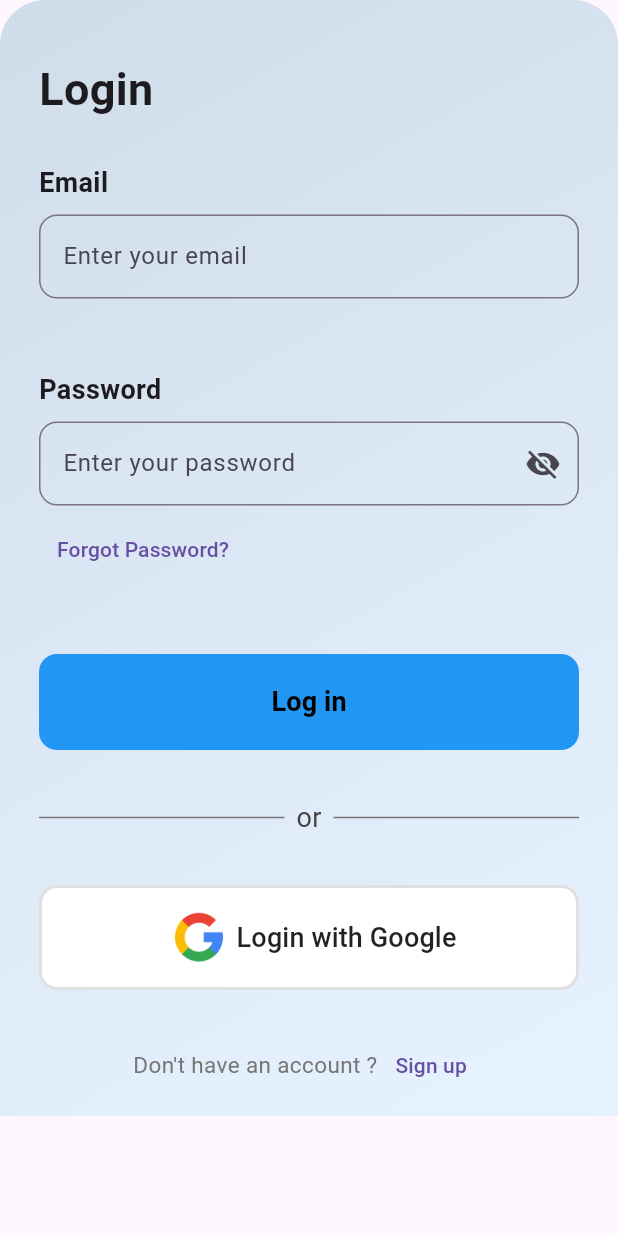
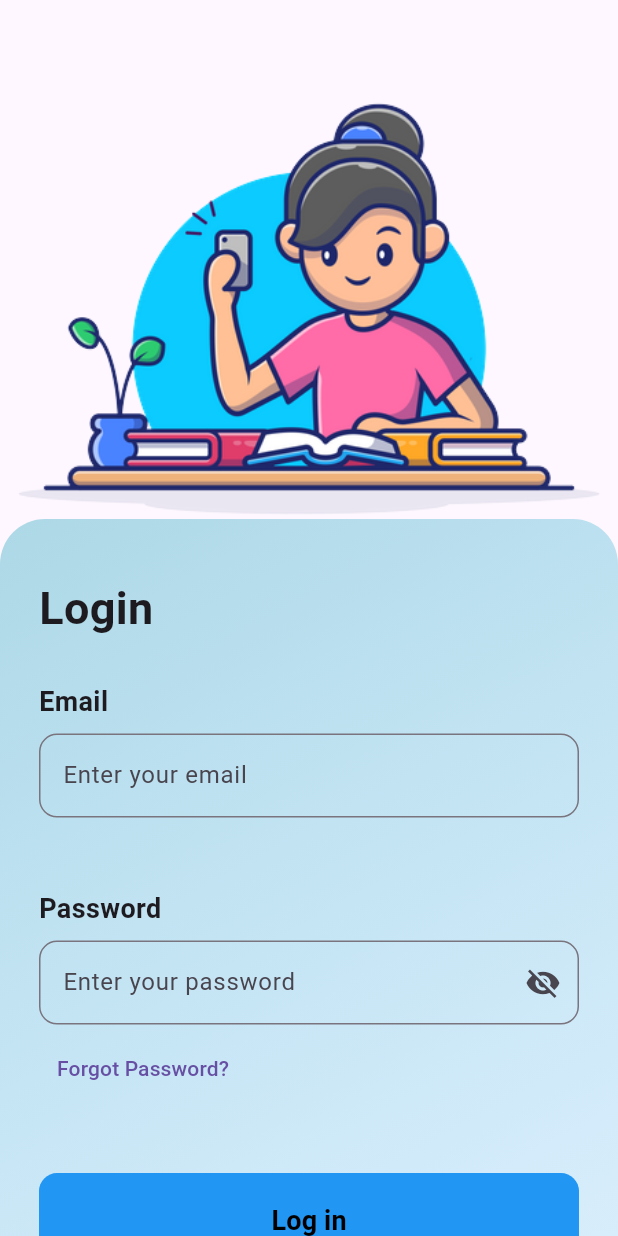
Before and after one commit to Mohamed-Ahmed-Esmat/CodeAlpha_FlashCard_Quiz_App, a Flutter app: the SignUp screen opened directly, after a tap on "Sign Up", after a tap on "Login", on a phone screen of 412 x 824 dp. Run offline on Flutter 3.47's test engine with Material 3 defaults, Android fonts, the phone set to English and light mode, and no system bars; our stand-ins replace cloud_firestore, firebase_auth, firebase_core, flip_card, flutter_spinkit, get and 2 more; missing offline and left inert: sa4_migration_kit; accounts and stored records are empty.

Commit message:
improved some styles in the login

```diff
--- a/lib/pages/landing_page.dart
+++ b/lib/pages/landing_page.dart
@@ -1,5 +1,4 @@
 import 'package:flash_card_quiz_app/pages/login.dart';
-import 'package:flash_card_quiz_app/pages/signup.dart';
 import 'package:flutter/material.dart';
 
 class LandingPage extends StatelessWidget {
@@ -14,7 +13,7 @@ class LandingPage extends StatelessWidget {
           mainAxisAlignment: MainAxisAlignment.center,
           children: [
             const Text(
-              'Welcome to Flashcards & Quizzes App',
+              'Welcome to Flashcards App',
               style: TextStyle(
                 fontSize: 40,
                 fontWeight: FontWeight.bold,
--- a/lib/pages/login.dart
+++ b/lib/pages/login.dart
@@ -99,6 +99,9 @@ class _LoginPageState extends State<LoginPage> {
                 child: Center(
                   child: Column(
                     children: [
+                      const Image(
+                          image: AssetImage(
+                              "assets/images/student_holding_phone.png")),
                       Container(
                         padding: const EdgeInsets.all(10.0),
                         decoration: const BoxDecoration(
@@ -110,7 +113,7 @@ class _LoginPageState extends State<LoginPage> {
                             begin: Alignment.topLeft,
                             end: Alignment.bottomRight,
                             colors: [
-                              Color(0x6082AFC4),
+                              Color(0xFFADD8E6),
                               Color(0x50B4E7FF),
                             ],
                           ),
@@ -210,7 +213,7 @@ class _LoginPageState extends State<LoginPage> {
                                     //   ),
                                     // );
                                   },
-                                  child: Text("Forgot Password?"),
+                                  child: const Text("Forgot Password?"),
                                 ),
                               ),
                               const SizedBox(height: 30),
@@ -335,7 +338,7 @@ class _LoginPageState extends State<LoginPage> {
                                     onPressed: () {
                                       Navigator.of(context).pushReplacement(
                                         MaterialPageRoute(
-                                          builder: (context) => SignUp(),
+                                          builder: (context) => const SignUp(),
                                         ),
                                       );
                                     },
--- a/lib/pages/signup.dart
+++ b/lib/pages/signup.dart
@@ -260,25 +260,71 @@ class _SignUpState extends State<SignUp> {
                     Center(
                       child: Padding(
                         padding: const EdgeInsets.all(16.0),
-                        child: ElevatedButton(
+                        child: Container(
+                          padding: const EdgeInsets.all(8.0),
+                          decoration: BoxDecoration(
+                              color: Colors.blue,
+                              borderRadius: BorderRadius.circular(12.0)),
+                          child: MaterialButton(
                             onPressed: () async {
-                            if (_formKey.currentState!.validate()) {
                               setState(() => loading = true);
                               await _handleSignUp();
-                            }
                             },
-                          child: const Text(
+                            child: const Row(
+                              mainAxisAlignment: MainAxisAlignment.center,
+                              children: [
+                                Text(
                                   "Sign Up",
-                            style: TextStyle(fontSize: 18),
+                                  style: TextStyle(
+                                      fontSize: 18, color: Colors.white),
+                                )
+                              ],
+                            ),
                           ),
                         ),
                       ),
                     ),
                     const SizedBox(height: 10),
+                    Padding(
+                      padding: const EdgeInsets.all(16.0),
+                      child: Row(
+                        children: [
+                          Expanded(
+                            child: Container(
+                              margin: const EdgeInsets.only(right: 8.0),
+                              height: 1.0, // Adjust the height as needed
+                              color: Colors.grey[600], // Color of the dashes
+                            ),
+                          ),
+                          Text(
+                            "or",
+                            style: TextStyle(
+                              color: Colors.grey[800],
+                              fontSize: 18,
+                            ),
+                          ),
+                          Expanded(
+                            child: Container(
+                              margin: const EdgeInsets.only(left: 8.0),
+                              height: 1.0, // Adjust the height as needed
+                              color: Colors.grey[600], // Color of the dashes
+                            ),
+                          ),
+                        ],
+                      ),
+                    ),
                     Center(
                       child: Padding(
                         padding: const EdgeInsets.all(16.0),
-                        child: OutlinedButton(
+                        child: Container(
+                          padding: const EdgeInsets.all(8.0),
+                          decoration: BoxDecoration(
+                              border: Border.all(
+                                color: Colors.grey.shade300, // Border color
+                                width: 2.0, // Border width
+                              ),
+                              borderRadius: BorderRadius.circular(12.0)),
+                          child: MaterialButton(
                             onPressed: () async {
                               setState(() => loading = true);
                               await _handleGoogleSignUp();
@@ -289,19 +335,22 @@ class _SignUpState extends State<SignUp> {
                                 Container(
                                   width: 50.0,
                                   height: 50.0,
+                                  // padding: EdgeInsets.all(10.0),
                                   alignment: Alignment.center,
-                                child: Image.asset("assets/images/google.png"),
+                                  child:
+                                      Image.asset("assets/images/google.png"),
                                 ),
                                 const Text(
                                   "Register with Google",
                                   style: TextStyle(fontSize: 18),
-                              ),
+                                )
                               ],
                             ),
                           ),
                         ),
                       ),
-                    const SizedBox(height: 10),
+                    ),
+                    //  const SizedBox(height: 10),
                     Row(
                       mainAxisAlignment: MainAxisAlignment.center,
                       children: [
--- a/pubspec.yaml
+++ b/pubspec.yaml
@@ -72,6 +72,7 @@ flutter:
   assets:
      - assets/images/flashcard_logo.png
      - assets/images/google.png
+     - assets/images/student_holding_phone.png
 
   # An image asset can refer to one or more resolution-specific "variants", see
   # https://flutter.dev/assets-and-images/#resolution-aware
```
Also changed, not shown: lib/pages/home.dart (+56 -26 lines), assets/images/student_holding_phone.png (added). Lines whose indentation alone changed are shown as unchanged.
